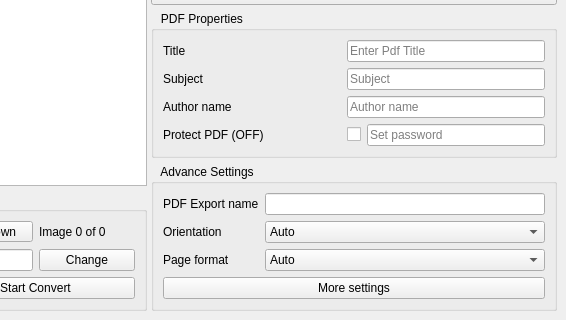
rishabh3354/JPG2PDF, file src/jpg2pdf.ui: the form before one commit; both pictures show x 596 to 1162 and y 382 to 702 of the 1162 by 702 pixel window.
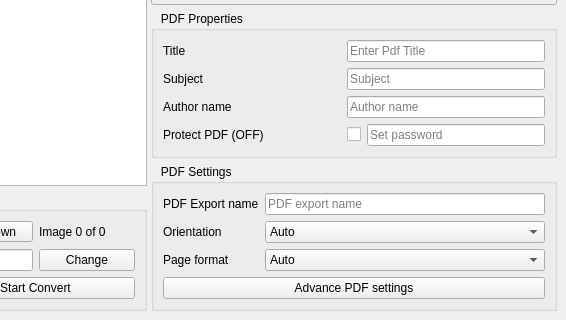
The form after the commit.

```diff
--- a/src/jpg2pdf.ui
+++ b/src/jpg2pdf.ui
@@ -596,7 +596,7 @@
            </sizepolicy>
           </property>
           <property name="title">
-           <string>   Advance Settings</string>
+           <string>   PDF Settings</string>
           </property>
           <layout class="QVBoxLayout" name="verticalLayout_15">
            <item>
@@ -672,7 +672,7 @@
              <item row="3" column="0" colspan="2">
               <widget class="QPushButton" name="more_setting_button">
                <property name="text">
-                <string>More settings</string>
+                <string>Advance PDF settings</string>
                </property>
               </widget>
              </item>
@@ -714,6 +714,9 @@
                <property name="text">
                 <string/>
                </property>
+               <property name="placeholderText">
+                <string>PDF export name</string>
+               </property>
               </widget>
              </item>
             </layout>
```
